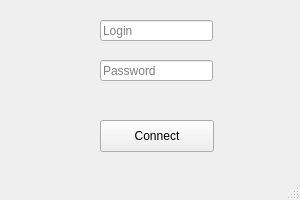
monsty/licenserecognizer, file Client/connectionwindow.ui: the form before one commit.
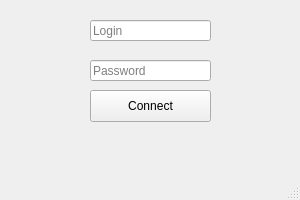
The form after the commit.

```diff
--- a/Client/connectionwindow.ui
+++ b/Client/connectionwindow.ui
@@ -29,8 +29,8 @@
    <widget class="QLabel" name="label">
     <property name="geometry">
      <rect>
-      <x>61</x>
-      <y>100</y>
+      <x>50</x>
+      <y>130</y>
       <width>211</width>
       <height>20</height>
      </rect>
@@ -38,13 +38,16 @@
     <property name="text">
      <string/>
     </property>
+    <property name="alignment">
+     <set>Qt::AlignCenter</set>
+    </property>
    </widget>
    <widget class="QPushButton" name="loginButton">
     <property name="geometry">
      <rect>
-      <x>100</x>
-      <y>120</y>
-      <width>114</width>
+      <x>90</x>
+      <y>90</y>
+      <width>121</width>
       <height>32</height>
      </rect>
     </property>
@@ -55,9 +58,9 @@
    <widget class="QLineEdit" name="loginEdit">
     <property name="geometry">
      <rect>
-      <x>100</x>
+      <x>90</x>
       <y>20</y>
-      <width>113</width>
+      <width>121</width>
       <height>21</height>
      </rect>
     </property>
@@ -71,9 +74,9 @@
    <widget class="QLineEdit" name="passwordEdit">
     <property name="geometry">
      <rect>
-      <x>100</x>
+      <x>90</x>
       <y>60</y>
-      <width>113</width>
+      <width>121</width>
       <height>21</height>
      </rect>
     </property>
```
